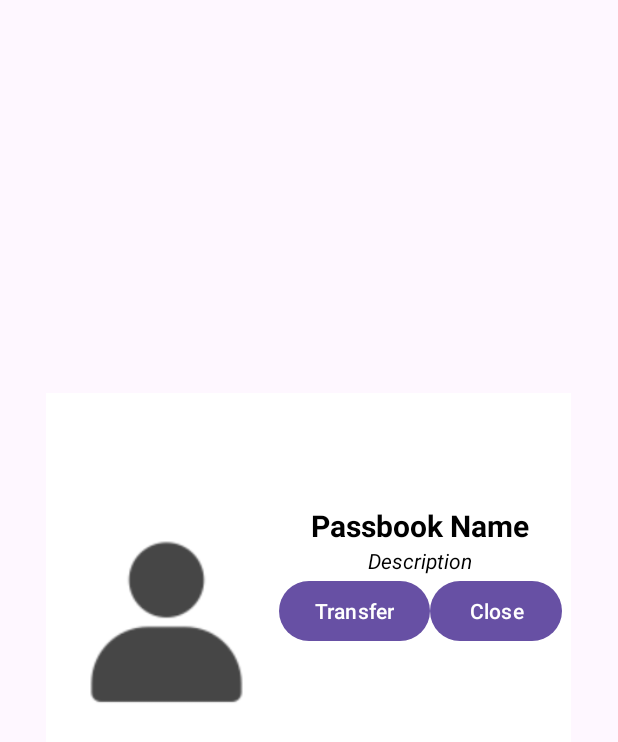
After one commit to hadeszhanggg/android-app-Electronic-wallet, an Android app: the layout fragment_transfer_money.xml on its own in the app's theme, with its tools: preview values and no code run, on a phone screen of 412 x 824 dp. The commit adds this screen. Shown: the top 742 px of the screen. Run offline under Robolectric (Android 15) with nearby library versions, the light colour scheme and no system bars.

Commit message:
Add new processing for transfer money from a user to other user

```diff
--- a/app/src/main/res/layout/activity_transfer.xml
+++ b/app/src/main/res/layout/activity_transfer.xml
@@ -3,6 +3,7 @@
     android:layout_width="match_parent"
     android:layout_height="match_parent"
     android:background="@color/white"
+    android:id="@+id/layoutTransfer"
     tools:context=".TransferActivity">
     <LinearLayout
         android:id="@+id/layoutHeader"
--- /dev/null
+++ b/app/src/main/res/layout/fragment_transfer_money.xml
@@ -0,0 +1,60 @@
+<RelativeLayout xmlns:android="http://schemas.android.com/apk/res/android"
+    android:layout_width="350dp"
+    android:layout_height="300dp"
+    xmlns:tools="http://schemas.android.com/tools"
+    android:background="@color/white"
+    android:layout_gravity="center"
+    android:gravity="center"
+    tools:context="fragment.TransferMoneyFragment">
+
+    <de.hdodenhof.circleimageview.CircleImageView
+        android:id="@+id/avatar"
+        android:layout_width="150dp"
+        android:layout_height="150dp"
+        android:layout_alignParentStart="true"
+        android:src="@drawable/default_avatar" />
+
+    <LinearLayout
+        android:layout_width="wrap_content"
+        android:layout_height="wrap_content"
+        android:layout_toEndOf="@id/avatar"
+        android:gravity="center"
+        android:orientation="vertical">
+
+        <TextView
+            android:id="@+id/userName"
+            android:layout_width="wrap_content"
+            android:layout_height="wrap_content"
+            android:textSize="20dp"
+            android:textStyle="bold"
+            android:textColor="@android:color/black"
+            android:text="Passbook Name" />
+
+        <TextView
+            android:id="@+id/userEmail"
+            android:layout_width="wrap_content"
+            android:layout_height="wrap_content"
+            android:textSize="14sp"
+            android:textStyle="italic"
+            android:textColor="@android:color/black"
+            android:text="Description" />
+
+
+        <LinearLayout
+            android:layout_width="wrap_content"
+            android:layout_height="wrap_content">
+
+            <Button
+                android:id="@+id/btnTransfer"
+                android:layout_width="wrap_content"
+                android:layout_height="wrap_content"
+                android:text="Transfer" />
+
+            <Button
+                android:id="@+id/btnClose"
+                android:layout_width="wrap_content"
+                android:layout_height="wrap_content"
+                android:text="Close" />
+        </LinearLayout>
+    </LinearLayout>
+</RelativeLayout>
```
Also changed, not shown: app/src/main/java/com/example/electronicwallet/ChatActivity.java (+19 -8 lines), app/src/main/java/com/example/electronicwallet/TransferActivity.java (+27 -2 lines), app/src/main/java/com/example/electronicwallet/fragment/TransferMoneyFragment.java (added, +208 -0 lines), app/src/main/res/layout/activity_chat.xml (+44 -1 lines).
